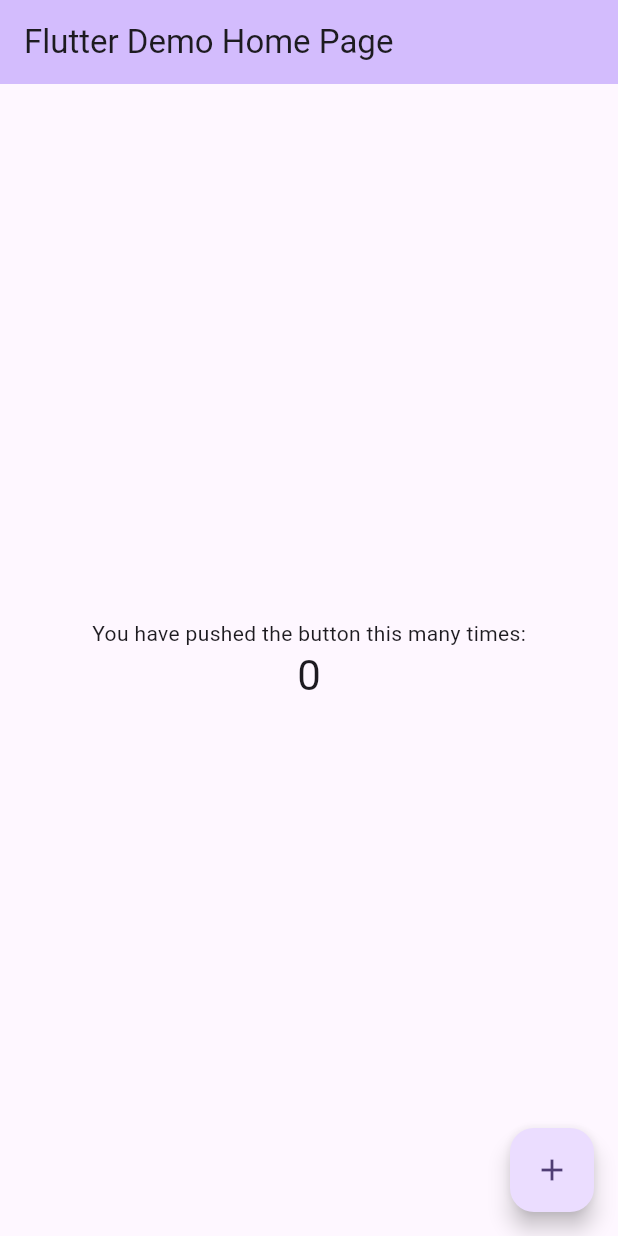
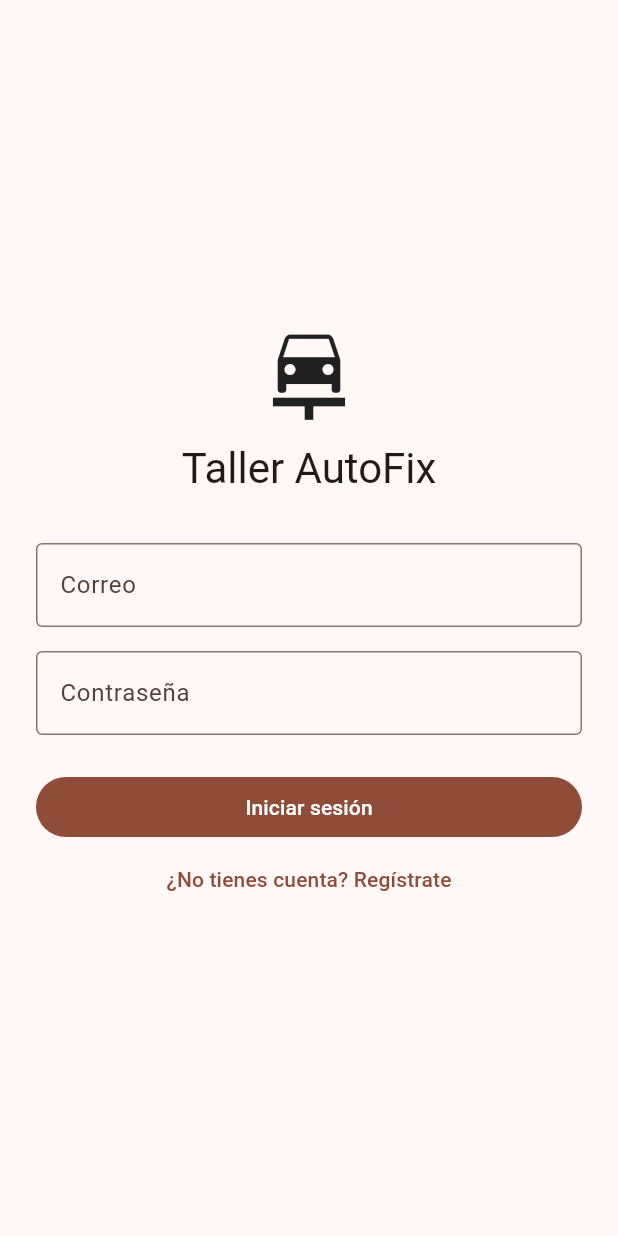
Before and after one commit to Wilmer007/Taller_autofix, a Flutter app: the screen it shows after launch, on a phone screen of 412 x 824 dp. Run offline on Flutter 3.47's test engine with Material 3 defaults, Android fonts, the phone set to English and light mode, and no system bars; our stand-ins replace cloud_firestore, firebase_auth, firebase_core; accounts and stored records are empty.

Commit message:
Creacion de pantallas
Se crearon pantallas y se creo la autenticacion de usuario por medio de firebase

```diff
--- a/lib/main.dart
+++ b/lib/main.dart
@@ -1,6 +1,12 @@
+import 'package:firebase_auth/firebase_auth.dart';
+import 'package:firebase_core/firebase_core.dart';
 import 'package:flutter/material.dart';
-import 'package:firebase_core/firebase_core.dart';
 import 'firebase_options.dart';
+import 'models/usuario.dart';
+import 'screens/home_cliente.dart';
+import 'screens/home_empleado.dart';
+import 'screens/login_screen.dart';
+import 'services/auth_service.dart';
 
 Future<void> main() async {
   WidgetsFlutterBinding.ensureInitialized();
@@ -13,116 +19,53 @@ Future<void> main() async {
 class MyApp extends StatelessWidget {
   const MyApp({super.key});
 
-  // This widget is the root of your application.
   @override
   Widget build(BuildContext context) {
     return MaterialApp(
-      title: 'Flutter Demo',
+      title: 'Taller AutoFix',
+      debugShowCheckedModeBanner: false,
       theme: ThemeData(
-        // This is the theme of your application.
-        //
-        // TRY THIS: Try running your application with "flutter run". You'll see
-        // the application has a purple toolbar. Then, without quitting the app,
-        // try changing the seedColor in the colorScheme below to Colors.green
-        // and then invoke "hot reload" (save your changes or press the "hot
-        // reload" button in a Flutter-supported IDE, or press "r" if you used
-        // the command line to start the app).
-        //
-        // Notice that the counter didn't reset back to zero; the application
-        // state is not lost during the reload. To reset the state, use hot
-        // restart instead.
-        //
-        // This works for code too, not just values: Most code changes can be
-        // tested with just a hot reload.
-        colorScheme: .fromSeed(seedColor: Colors.deepPurple),
+        colorScheme: ColorScheme.fromSeed(seedColor: Colors.deepOrange),
+        useMaterial3: true,
       ),
-      home: const MyHomePage(title: 'Flutter Demo Home Page'),
+      home: const AuthGate(),
     );
   }
 }
 
-class MyHomePage extends StatefulWidget {
-  const MyHomePage({super.key, required this.title});
-
-  // This widget is the home page of your application. It is stateful, meaning
-  // that it has a State object (defined below) that contains fields that affect
-  // how it looks.
-
-  // This class is the configuration for the state. It holds the values (in this
-  // case the title) provided by the parent (in this case the App widget) and
-  // used by the build method of the State. Fields in a Widget subclass are
-  // always marked "final".
-
-  final String title;
-
-  @override
-  State<MyHomePage> createState() => _MyHomePageState();
-}
-
-class _MyHomePageState extends State<MyHomePage> {
-  int _counter = 0;
-
-  void _incrementCounter() {
-    setState(() {
-      // This call to setState tells the Flutter framework that something has
-      // changed in this State, which causes it to rerun the build method below
-      // so that the display can reflect the updated values. If we changed
-      // _counter without calling setState(), then the build method would not be
-      // called again, and so nothing would appear to happen.
-      _counter++;
-    });
-  }
+// Decide qué pantalla mostrar según si hay sesión y cuál es el rol
+class AuthGate extends StatelessWidget {
+  const AuthGate({super.key});
 
   @override
   Widget build(BuildContext context) {
-    // This method is rerun every time setState is called, for instance as done
-    // by the _incrementCounter method above.
-    //
-    // The Flutter framework has been optimized to make rerunning build methods
-    // fast, so that you can just rebuild anything that needs updating rather
-    // than having to individually change instances of widgets.
-    return Scaffold(
-      appBar: AppBar(
-        // TRY THIS: Try changing the color here to a specific color (to
-        // Colors.amber, perhaps?) and trigger a hot reload to see the AppBar
-        // change color while the other colors stay the same.
-        backgroundColor: Theme.of(context).colorScheme.inversePrimary,
-        // Here we take the value from the MyHomePage object that was created by
-        // the App.build method, and use it to set our appbar title.
-        title: Text(widget.title),
-      ),
-      body: Center(
-        // Center is a layout widget. It takes a single child and positions it
-        // in the middle of the parent.
-        child: Column(
-          // Column is also a layout widget. It takes a list of children and
-          // arranges them vertically. By default, it sizes itself to fit its
-          // children horizontally, and tries to be as tall as its parent.
-          //
-          // Column has various properties to control how it sizes itself and
-          // how it positions its children. Here we use mainAxisAlignment to
-          // center the children vertically; the main axis here is the vertical
-          // axis because Columns are vertical (the cross axis would be
-          // horizontal).
-          //
-          // TRY THIS: Invoke "debug painting" (choose the "Toggle Debug Paint"
-          // action in the IDE, or press "p" in the console), to see the
-          // wireframe for each widget.
-          mainAxisAlignment: .center,
-          children: [
-            const Text('You have pushed the button this many times:'),
-            Text(
-              '$_counter',
-              style: Theme.of(context).textTheme.headlineMedium,
-            ),
-          ],
-        ),
-      ),
-      floatingActionButton: FloatingActionButton(
-        onPressed: _incrementCounter,
-        tooltip: 'Increment',
-        child: const Icon(Icons.add),
-      ),
+    final auth = AuthService();
+    const cargando = Scaffold(body: Center(child: CircularProgressIndicator()));
+
+    return StreamBuilder<User?>(
+      stream: auth.estadoAuth,
+      builder: (context, snapAuth) {
+        if (snapAuth.connectionState == ConnectionState.waiting) {
+          return cargando;
+        }
+        final user = snapAuth.data;
+        if (user == null) return const LoginScreen();
+
+        return FutureBuilder<Usuario>(
+          future: auth.obtenerUsuario(user.uid),
+          builder: (context, snapUsuario) {
+            if (snapUsuario.hasError) {
+              return const Scaffold(
+                  body: Center(child: Text('Error al cargar el perfil')));
+            }
+            if (!snapUsuario.hasData) return cargando;
+            final usuario = snapUsuario.data!;
+            return usuario.rol == 'empleado'
+                ? HomeEmpleado(usuario: usuario)
+                : HomeCliente(usuario: usuario);
+          },
+        );
+      },
     );
   }
 }
--- a/lib/models/usuario.dart
+++ b/lib/models/usuario.dart
@@ -0,0 +1,22 @@
+class Usuario {
+  final String uid;
+  final String nombre;
+  final String correo;
+  final String rol; // 'empleado' o 'cliente'
+
+  Usuario({
+    required this.uid,
+    required this.nombre,
+    required this.correo,
+    required this.rol,
+  });
+
+  factory Usuario.fromMap(String uid, Map<String, dynamic> data) {
+    return Usuario(
+      uid: uid,
+      nombre: data['nombre'] ?? '',
+      correo: data['correo'] ?? '',
+      rol: data['rol'] ?? 'cliente',
+    );
+  }
+}
--- a/lib/screens/login_screen.dart
+++ b/lib/screens/login_screen.dart
@@ -0,0 +1,115 @@
+import 'package:firebase_auth/firebase_auth.dart';
+import 'package:flutter/material.dart';
+import '../services/auth_service.dart';
+import 'registro_screen.dart';
+
+class LoginScreen extends StatefulWidget {
+  const LoginScreen({super.key});
+
+  @override
+  State<LoginScreen> createState() => _LoginScreenState();
+}
+
+class _LoginScreenState extends State<LoginScreen> {
+  final _formKey = GlobalKey<FormState>();
+  final _correoCtrl = TextEditingController();
+  final _passCtrl = TextEditingController();
+  final _auth = AuthService();
+  bool _cargando = false;
+  String? _error;
+
+  @override
+  void dispose() {
+    _correoCtrl.dispose();
+    _passCtrl.dispose();
+    super.dispose();
+  }
+
+  Future<void> _iniciarSesion() async {
+    if (!_formKey.currentState!.validate()) return;
+    setState(() {
+      _cargando = true;
+      _error = null;
+    });
+    try {
+      await _auth.iniciarSesion(_correoCtrl.text.trim(), _passCtrl.text);
+    } on FirebaseAuthException catch (e) {
+      if (mounted) setState(() => _error = mensajeErrorAuth(e.code));
+    } finally {
+      if (mounted) setState(() => _cargando = false);
+    }
+  }
+
+  @override
+  Widget build(BuildContext context) {
+    return Scaffold(
+      body: SafeArea(
+        child: Center(
+          child: SingleChildScrollView(
+            padding: const EdgeInsets.all(24),
+            child: Form(
+              key: _formKey,
+              child: Column(
+                mainAxisSize: MainAxisSize.min,
+                children: [
+                  const Icon(Icons.car_repair, size: 72),
+                  const SizedBox(height: 8),
+                  Text('Taller AutoFix',
+                      style: Theme.of(context).textTheme.headlineMedium),
+                  const SizedBox(height: 32),
+                  TextFormField(
+                    controller: _correoCtrl,
+                    keyboardType: TextInputType.emailAddress,
+                    decoration: const InputDecoration(
+                        labelText: 'Correo', border: OutlineInputBorder()),
+                    validator: (v) => (v == null || !v.contains('@'))
+                        ? 'Ingresa un correo válido'
+                        : null,
+                  ),
+                  const SizedBox(height: 16),
+                  TextFormField(
+                    controller: _passCtrl,
+                    obscureText: true,
+                    decoration: const InputDecoration(
+                        labelText: 'Contraseña', border: OutlineInputBorder()),
+                    validator: (v) => (v == null || v.length < 6)
+                        ? 'Mínimo 6 caracteres'
+                        : null,
+                  ),
+                  if (_error != null)
+                    Padding(
+                      padding: const EdgeInsets.only(top: 12),
+                      child: Text(_error!,
+                          style: TextStyle(
+                              color: Theme.of(context).colorScheme.error)),
+                    ),
+                  const SizedBox(height: 24),
+                  SizedBox(
+                    width: double.infinity,
+                    child: FilledButton(
+                      onPressed: _cargando ? null : _iniciarSesion,
+                      child: _cargando
+                          ? const SizedBox(
+                              height: 20,
+                              width: 20,
+                              child: CircularProgressIndicator(strokeWidth: 2))
+                          : const Text('Iniciar sesión'),
+                    ),
+                  ),
+                  TextButton(
+                    onPressed: () => Navigator.push(
+                      context,
+                      MaterialPageRoute(
+                          builder: (_) => const RegistroScreen()),
+                    ),
+                    child: const Text('¿No tienes cuenta? Regístrate'),
+                  ),
+                ],
+              ),
+            ),
+          ),
+        ),
+      ),
+    );
+  }
+}
--- a/lib/services/auth_service.dart
+++ b/lib/services/auth_service.dart
@@ -0,0 +1,59 @@
+import 'package:cloud_firestore/cloud_firestore.dart';
+import 'package:firebase_auth/firebase_auth.dart';
+import '../models/usuario.dart';
+
+class AuthService {
+  final FirebaseAuth _auth = FirebaseAuth.instance;
+  final FirebaseFirestore _db = FirebaseFirestore.instance;
+
+  Stream<User?> get estadoAuth => _auth.authStateChanges();
+
+  Future<void> registrar({
+    required String nombre,
+    required String correo,
+    required String password,
+  }) async {
+    final cred = await _auth.createUserWithEmailAndPassword(
+      email: correo,
+      password: password,
+    );
+    await _db.collection('usuarios').doc(cred.user!.uid).set({
+      'nombre': nombre,
+      'correo': correo,
+      'rol': 'cliente', // siempre cliente al registrarse
+      'creadoEn': FieldValue.serverTimestamp(),
+    });
+  }
+
+  Future<void> iniciarSesion(String correo, String password) async {
+    await _auth.signInWithEmailAndPassword(email: correo, password: password);
+  }
+
+  Future<void> cerrarSesion() => _auth.signOut();
+
+  Future<Usuario> obtenerUsuario(String uid) async {
+    final doc = await _db.collection('usuarios').doc(uid).get();
+    if (!doc.exists) {
+      // Si el perfil aún no se guarda, se asume el rol con menos permisos
+      return Usuario(uid: uid, nombre: '', correo: '', rol: 'cliente');
+    }
+    return Usuario.fromMap(uid, doc.data()!);
+  }
+}
+
+String mensajeErrorAuth(String code) {
+  switch (code) {
+    case 'invalid-credential':
+    case 'user-not-found':
+    case 'wrong-password':
+      return 'Correo o contraseña incorrectos';
+    case 'email-already-in-use':
+      return 'Ese correo ya está registrado';
+    case 'weak-password':
+      return 'La contraseña es muy débil (mínimo 6 caracteres)';
+    case 'invalid-email':
+      return 'El correo no es válido';
+    default:
+      return 'Ocurrió un error. Inténtalo de nuevo';
+  }
+}
```
Also changed, not shown: lib/screens/home_cliente.dart (+24 -0 lines), lib/screens/home_empleado.dart (+24 -0 lines), lib/screens/registro_screen.dart (+117 -0 lines).
